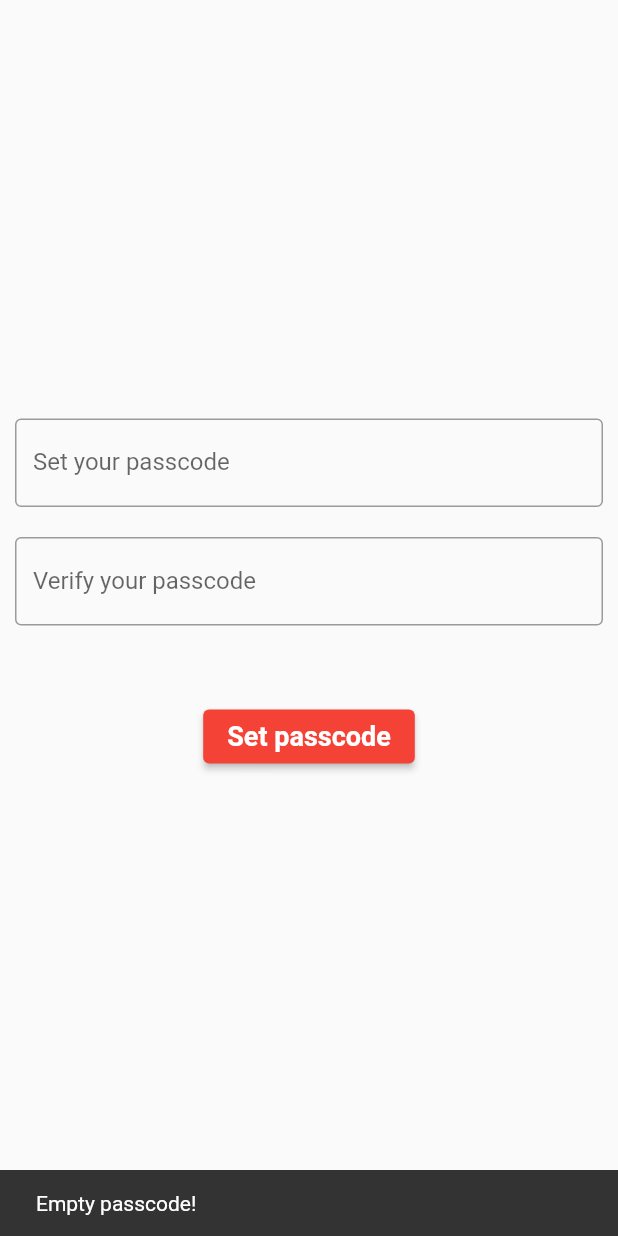
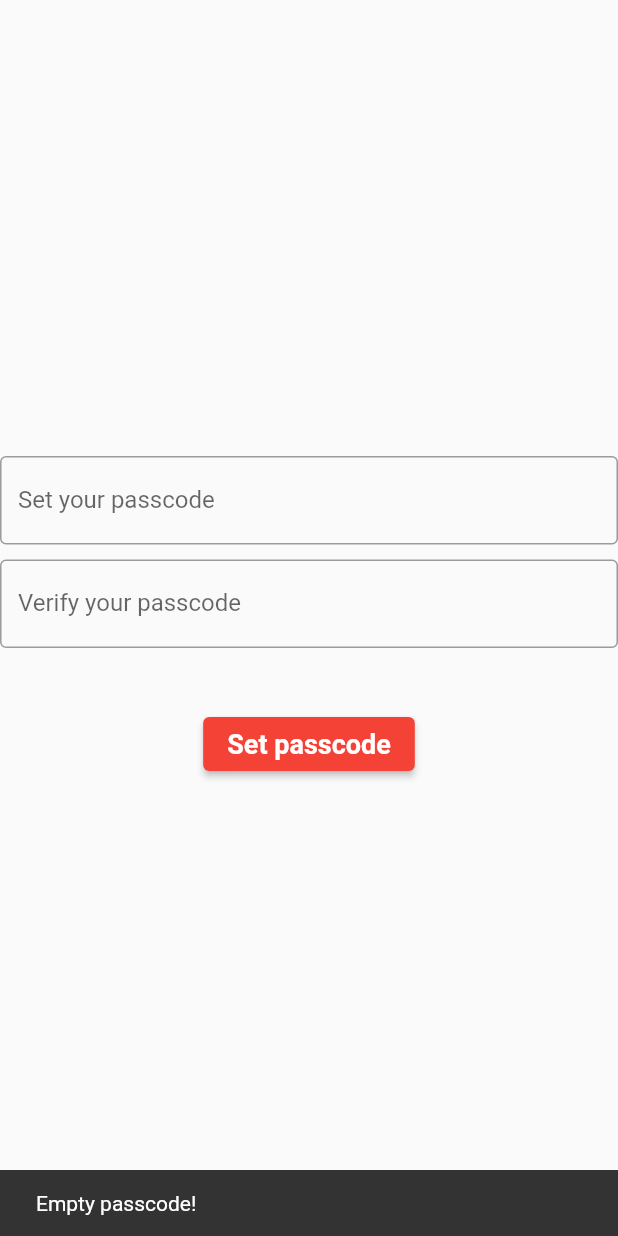
Before and after one commit to mitrakov/tommylingo, a Flutter app: the screen it shows after launch, after a tap on "Set passcode", on a phone screen of 412 x 824 dp. Run offline on Flutter 3.47's test engine with Material 2 defaults, Android fonts, the phone set to English and light mode, and no system bars; our stand-ins replace bot_toast, flutter_typeahead, fluttertoast, shared_preferences, tuple.

Commit message:
Tommypass Client: refactor PasscodeSetter

```diff
--- a/tommypass/lib/widgets/passcode_setter.dart
+++ b/tommypass/lib/widgets/passcode_setter.dart
@@ -11,41 +11,30 @@ class PasscodeSetter extends StatelessWidget {
     return Scaffold(body: Center(child: Column(
       mainAxisAlignment: MainAxisAlignment.center,
       children: <Widget>[
-        Padding(
-          padding: const EdgeInsets.all(10),
-          child: TextField(
+        TextField(
           controller: ctrl1,
           obscureText: true,
           decoration: const InputDecoration(border: OutlineInputBorder(), labelText: "Set your passcode"),
-          )
         ),
-        Padding(
-          padding: const EdgeInsets.all(10),
-          child: TextField(
+        const SizedBox(height: 10),
+        TextField(
           controller: ctrl2,
           obscureText: true,
           decoration: const InputDecoration(border: OutlineInputBorder(), labelText: "Verify your passcode"),
-          )
         ),
-        Padding(
-          padding: const EdgeInsets.all(40),
-          child: Builder(builder: (context1) => ElevatedButton(
+        const SizedBox(height: 40),
+        ElevatedButton(
           child: const Text("Set passcode", style: TextStyle(color: Colors.white, fontWeight: FontWeight.w600, fontSize: 18)),
-            onPressed: () {
+          onPressed: () async {
             if (ctrl1.text.isEmpty || ctrl2.text.isEmpty)
-                ScaffoldMessenger.of(context1).showSnackBar(const SnackBar(content: Text("Empty passcode!")));
-              else if (ctrl1.text == ctrl2.text)
-                setPasscode(ctrl1.text).then((b) => Navigator.popAndPushNamed(context1, "/main"));
-              else ScaffoldMessenger.of(context1).showSnackBar(const SnackBar(content: Text("Passcode fields differ!")));
+              ScaffoldMessenger.of(context).showSnackBar(const SnackBar(content: Text("Empty passcode!")));
+            else if (ctrl1.text == ctrl2.text) {
+              final storage = await SharedPreferences.getInstance();
+              storage.setString("passcode", ctrl1.text).then((value) => Navigator.popAndPushNamed(context, "/main"));
+            } else ScaffoldMessenger.of(context).showSnackBar(const SnackBar(content: Text("Passcode fields differ!")));
           },
-          )),
         ),
       ],
     )));
   }
-
-  Future<bool> setPasscode(String passcode) async {
-    final storage = await SharedPreferences.getInstance();
-    return storage.setString("passcode", passcode);
 }
-}
```
Lines whose indentation alone changed are shown as unchanged.
